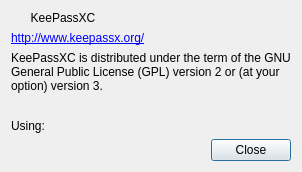
keepassxreboot/keepassxc, file src/gui/AboutDialog.ui: the form before one commit.
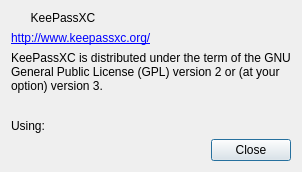
The form after the commit.

Commit message: Update Website URL in About Dialog

```diff
--- a/src/gui/AboutDialog.ui
+++ b/src/gui/AboutDialog.ui
@@ -53,7 +53,7 @@
       </sizepolicy>
      </property>
      <property name="text">
-      <string notr="true">&lt;a href=&quot;http://www.keepassx.org/&quot;&gt;http://www.keepassx.org/&lt;/a&gt;</string>
+      <string notr="true">&lt;a href=&quot;http://www.keepassxc.org/&quot;&gt;http://www.keepassxc.org/&lt;/a&gt;</string>
      </property>
      <property name="openExternalLinks">
       <bool>true</bool>
```
